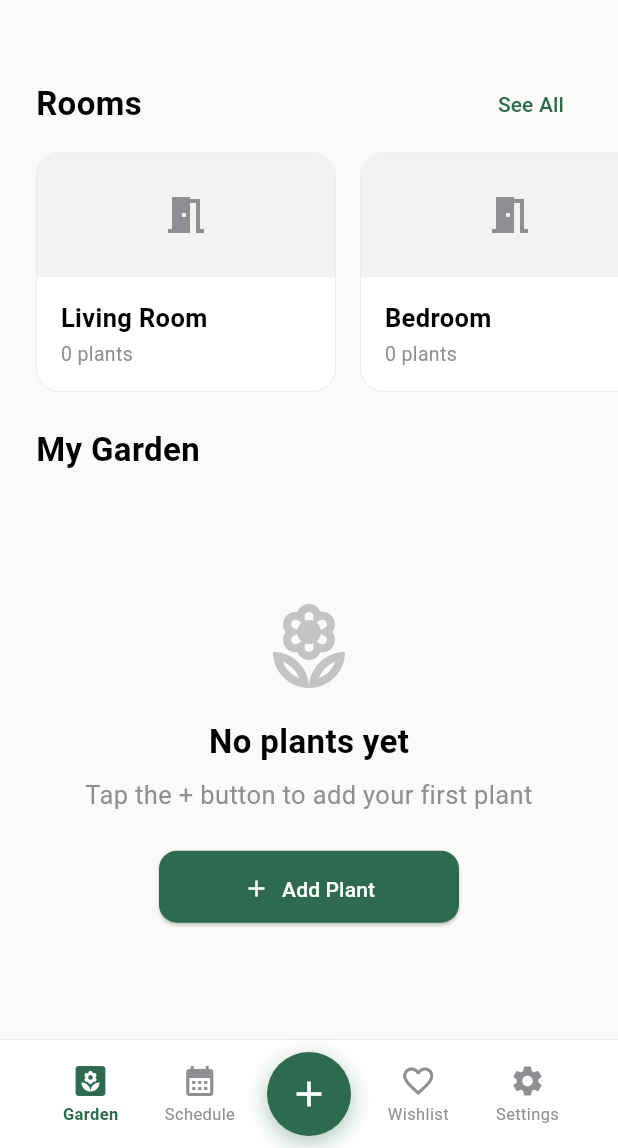
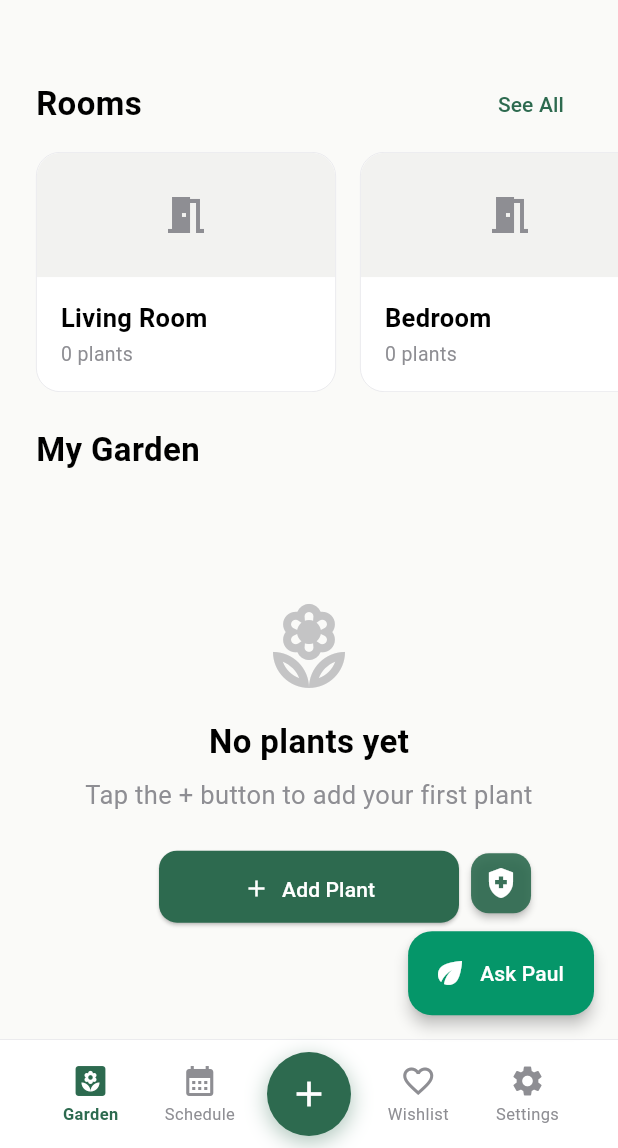
Before and after one commit to zdmgold/growlog, a Flutter app: the screen it shows after launch, on a phone screen of 412 x 824 dp, the part 88-1236 px from its top. Run offline on Flutter 3.47's test engine with Material 3 defaults, Android fonts, the phone set to English and light mode, and no system bars; our stand-ins replace file_picker, fl_chart, flutter_local_notifications, image_picker, in_app_purchase, package_info_plus and 4 more; accounts and stored records are empty; generated files the repository leaves out were written again.

Commit message:
home_screen.dart

```diff
--- a/lib/screens/home_screen.dart
+++ b/lib/screens/home_screen.dart
@@ -18,16 +18,12 @@ import 'care_schedule_screen.dart';
 import 'rooms_screen.dart';
 import 'settings_screen.dart';
 import 'wishlist_screen.dart';
+import 'paul_chat_screen.dart';
+import 'diagnosis_screen.dart';
 
 class HomeScreen extends StatefulWidget {
   final PlantProvider plantProvider;
-  // SURGICAL ADDITION: needed so Settings (File 32) can bind its theme
-  // picker to the real ThemeProvider instance created in main.dart,
-  // rather than each screen creating its own (which would desync).
   final ThemeProvider themeProvider;
-  // SURGICAL ADDITION: needed both to conditionally hide the ad banner
-  // below (once Remove Ads is purchased) and to thread through to
-  // SettingsScreen for the actual purchase button.
   final IAPService iapService;
 
   const HomeScreen({
@@ -45,9 +41,6 @@ class _HomeScreenState extends State<HomeScreen> {
   final TextEditingController _searchController = TextEditingController();
   String _searchQuery = '';
   int _selectedIndex = 0;
-
-  // SURGICAL ADDITION: debounce timer for search. Previously every
-  // keystroke triggered an immediate setState + full list rebuild.
   Timer? _debounceTimer;
 
   @override
@@ -66,19 +59,7 @@ class _HomeScreenState extends State<HomeScreen> {
     }).toList();
   }
 
-  /// SURGICAL FIX: previously called `Navigator.push(...)` without
-  /// awaiting it, then immediately called `setState(() => _selectedIndex
-  /// = 0)` right after — since `push` returns a Future rather than
-  /// blocking, that reset ran instantly, before the pushed screen even
-  /// finished animating in. The nav bar would flash the destination
-  /// icon as selected for a single frame and then snap back to Garden.
-  /// Chaining `.then()` on the push's Future defers the reset until the
-  /// user has actually navigated back, matching the fix-plan spec
-  /// ("Nav index managed via then() callback instead of flash-reset").
   void _onNavTap(int index) {
-    // Haptic feedback now fires inside BottomNavBar's _NavItem/
-    // _CreateButton (Fix Phase B) before this callback is invoked, so
-    // the duplicate call that used to be here has been removed.
     if (index == 2) {
       Navigator.push(
         context,
@@ -130,6 +111,56 @@ class _HomeScreenState extends State<HomeScreen> {
 
     return Scaffold(
       backgroundColor: isDark ? AppColors.bgPrimaryDark : AppColors.bgPrimary,
+      floatingActionButton: Column(
+        mainAxisSize: MainAxisSize.min,
+        children: [
+          FloatingActionButton.small(
+            heroTag: 'diagnosis',
+            backgroundColor: AppColors.accent.withOpacity(0.9),
+            foregroundColor: Colors.white,
+            elevation: 2,
+            onPressed: () {
+              HapticFeedback.mediumImpact();
+              if (widget.plantProvider.activePlants.isEmpty) {
+                ScaffoldMessenger.of(context).showSnackBar(
+                  const SnackBar(content: Text('Add a plant first to use diagnosis!')),
+                );
+                return;
+              }
+              Navigator.push(
+                context,
+                MaterialPageRoute(
+                  builder: (_) => DiagnosisScreen(
+                    plantProvider: widget.plantProvider,
+                    plant: widget.plantProvider.activePlants.first,
+                  ),
+                ),
+              );
+            },
+            child: const Icon(Icons.health_and_safety),
+          ),
+          const SizedBox(height: 8),
+          FloatingActionButton.extended(
+            heroTag: 'paul',
+            backgroundColor: const Color(0xFF059669),
+            foregroundColor: Colors.white,
+            elevation: 4,
+            icon: const Icon(Icons.eco),
+            label: const Text('Ask Paul'),
+            onPressed: () {
+              HapticFeedback.mediumImpact();
+              Navigator.push(
+                context,
+                MaterialPageRoute(
+                  builder: (_) => PaulChatScreen(
+                    plantProvider: widget.plantProvider,
+                  ),
+                ),
+              );
+            },
+          ),
+        ],
+      ),
       body: SafeArea(
         child: ListenableBuilder(
           listenable: widget.plantProvider,
@@ -138,10 +169,6 @@ class _HomeScreenState extends State<HomeScreen> {
             final overdue = widget.plantProvider.overduePlants;
             final rooms = widget.plantProvider.rooms;
 
-            // SURGICAL ADDITION: pull-to-refresh, per fix-plan feature
-            // #10. Wraps the existing CustomScrollView unchanged;
-            // RefreshIndicator handles its own gesture/spinner and just
-            // needs an async callback.
             return RefreshIndicator(
               onRefresh: () async {
                 HapticFeedback.lightImpact();
@@ -184,12 +211,6 @@ class _HomeScreenState extends State<HomeScreen> {
                                   backgroundColor: Colors.transparent,
                                   builder: (_) => _SearchSheet(
                                     controller: _searchController,
-                                    // SURGICAL FIX: debounce search input.
-                                    // Previously every keystroke called
-                                    // setState directly, rebuilding the
-                                    // full filtered grid on every
-                                    // character. Now waits 300ms of
-                                    // inactivity before filtering.
                                     onChanged: (v) {
                                       if (_debounceTimer?.isActive ?? false) {
                                         _debounceTimer!.cancel();
@@ -284,9 +305,7 @@ class _HomeScreenState extends State<HomeScreen> {
                                   room: room,
                                   plants: roomPlants,
                                   plantProvider: widget.plantProvider,
-                                  onTap: () {
-                                    // Filter garden by room
-                                  },
+                                  onTap: () {},
                                 ),
                               ),
                             );
@@ -343,13 +362,6 @@ class _HomeScreenState extends State<HomeScreen> {
           },
         ),
       ),
-      // SURGICAL ADDITION: this is the actual placement of the ad
-      // banner — AdMobService.bannerAd() existed as a real method but
-      // was never called from any screen anywhere in the app, meaning
-      // the "ads fund the free app" plan was producing zero revenue
-      // regardless of whether the ad SDK itself worked. Wrapped in a
-      // ListenableBuilder on iapService so it disappears immediately
-      // (no restart needed) the moment Remove Ads is purchased.
       bottomNavigationBar: ListenableBuilder(
         listenable: widget.iapService,
         builder: (context, _) {
@@ -387,10 +399,6 @@ class _HomeScreenState extends State<HomeScreen> {
       builder: (_) => _PlantMenuSheet(
         plant: plant,
         onDelete: () {
-          // SURGICAL ADDITION: haptic on the destructive confirmation
-          // (feature #8), and an undo SnackBar (feature #3) instead of
-          // deleting silently and irreversibly — pairs with
-          // PlantProvider.restorePlant() added in Fix Phase A.
           HapticFeedback.mediumImpact();
           widget.plantProvider.deletePlant(plant.id);
           Navigator.pop(context);
@@ -588,7 +596,6 @@ class _PlantMenuSheet extends StatelessWidget {
               leading: const Icon(Icons.archive),
               title: Text(plant.isDead ? 'Revive' : 'Mark as Dead'),
               onTap: () {
-                // Toggle dead status
                 Navigator.pop(context);
               },
             ),
```
